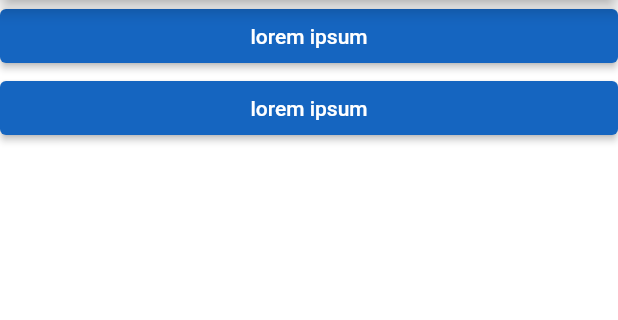
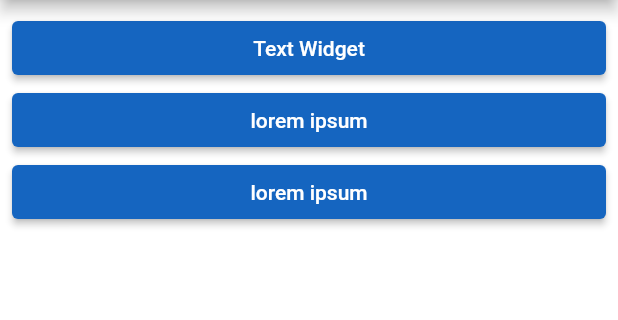
Before and after one commit to dscpesu/FlutterFolio, a Flutter app: the screen it shows after launch, on a phone screen of 412 x 824 dp, the part 84-404 px from its top. Run offline on Flutter 3.47's test engine with Material 2 defaults, Android fonts, the phone set to English and light mode, and no system bars.

Commit message:
Added padding , Text widget description

```diff
--- a/lib/data/widget_data.dart
+++ b/lib/data/widget_data.dart
@@ -2,6 +2,11 @@
 import 'package:flutter_folio/models/widget_model.dart';
 
 List<WidgetModel> widgetData = [
+  WidgetModel(
+      name: "Text Widget",
+      description:
+          "The Text widget displays a string of text with single style. The string might break across multiple lines or might all be displayed on the same line depending on the layout constraints.The style argument is optional. When omitted, the text will use the style from the closest enclosing DefaultTextStyle. If the given style\'s TextStyle.inherit property is true (the default), the given style will be merged with the closest enclosing DefaultTextStyle. This merging behavior is useful, for example, to make the text bold while using the default font family and size.",
+      imagePath: "assets/textwidget.jpg"),
   WidgetModel(
     name: 'lorem ipsum',
     description: 'Description for the widget goes here.',
--- a/lib/screens/home_screen.dart
+++ b/lib/screens/home_screen.dart
@@ -1,6 +1,6 @@
 // home_screen.dart
 import 'package:flutter/material.dart';
-import '/models/widget_model.dart';
+// import '/models/widget_model.dart';
 import '/data/widget_data.dart';
 
 class HomeScreen extends StatelessWidget {
@@ -8,20 +8,24 @@ class HomeScreen extends StatelessWidget {
   Widget build(BuildContext context) {
     return Scaffold(
       appBar: AppBar(
-        title: Text('FlutterFolio Widget Catalog'),
+        title: const Text('FlutterFolio Widget Catalog'),
       ),
-      body: ListView.builder(
+      body: Padding(
+        padding: const EdgeInsets.all(8.0),
+        child: ListView.builder(
           itemCount: widgetData.length,
           itemBuilder: (context, index) {
             final widget = widgetData[index];
             return ElevatedButton(
               onPressed: () {
-              Navigator.pushNamed(context, '/widgetDetail', arguments: widget);
+                Navigator.pushNamed(context, '/widgetDetail',
+                    arguments: widget);
               },
               child: Text(widget.name),
             );
           },
         ),
+      ),
     );
   }
 }
--- a/lib/screens/widget_detail_screen.dart
+++ b/lib/screens/widget_detail_screen.dart
@@ -18,7 +18,11 @@ class WidgetDetailScreen extends StatelessWidget {
         child: Column(
           crossAxisAlignment: CrossAxisAlignment.start,
           children: [
-            Text(
+             Image.asset(
+              widget.imagePath,
+              width: 200,
+            ),
+            const Text(
               'Description:',
               style: TextStyle(fontSize: 18, fontWeight: FontWeight.bold),
             ),
@@ -26,10 +30,7 @@ class WidgetDetailScreen extends StatelessWidget {
               widget.description,
               style: TextStyle(fontSize: 16),
             ),
-            Image.asset(
-              widget.imagePath,
-              width: 200,
-            ),
+
             // Add code snippet or additional details here
           ],
         ),
--- a/pubspec.yaml
+++ b/pubspec.yaml
@@ -59,8 +59,8 @@ flutter:
   uses-material-design: true
 
   # To add assets to your application, add an assets section, like this:
-  # assets:
-  #   - images/a_dot_burr.jpeg
+  assets:
+      - assets/textwidget.jpg
   #   - images/a_dot_ham.jpeg
 
   # An image asset can refer to one or more resolution-specific "variants", see
```
Also changed, not shown: assets/textwidget.jpg (added). Lines whose indentation alone changed are shown as unchanged.
